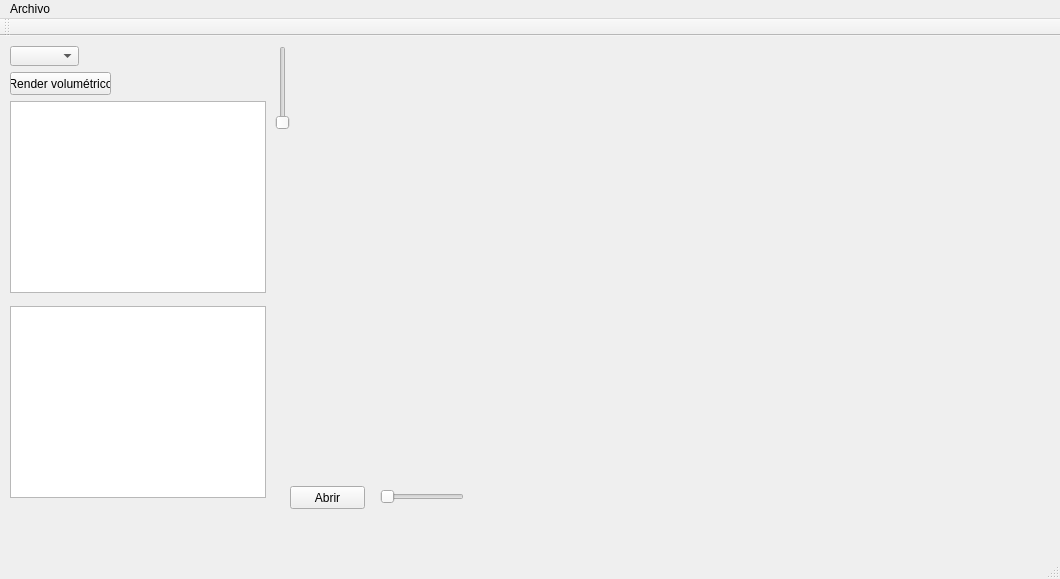
Before: the Qt Designer form bmc/bmc.ui in rics-ucsp/bmc, drawn with Qt 5.
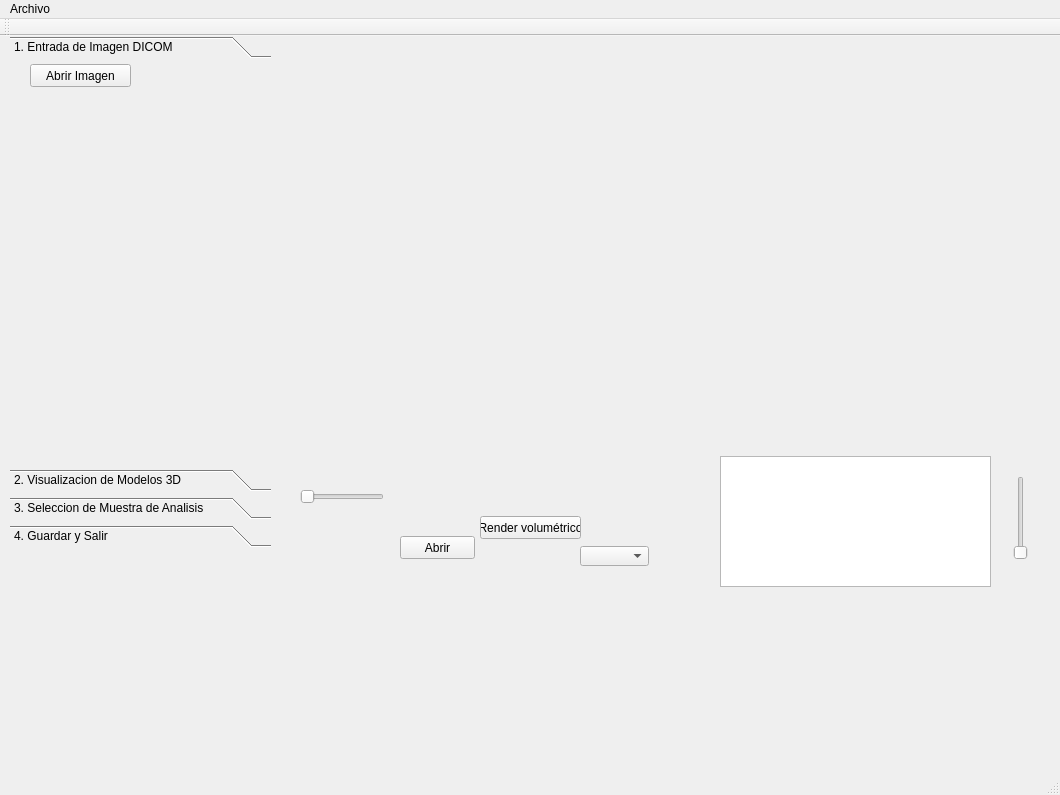
After: the same form once the commit is applied. Icons and pictures are not drawn. Custom widgets are drawn as their Qt base class.

Commit message: adding new widget accordion

What changed in the file:
```diff
--- a/bmc/bmc.ui
+++ b/bmc/bmc.ui
@@ -7,7 +7,7 @@
     <x>0</x>
     <y>0</y>
     <width>1060</width>
-    <height>579</height>
+    <height>795</height>
    </rect>
   </property>
   <property name="windowTitle">
@@ -17,8 +17,8 @@
    <widget class="QComboBox" name="comboBox">
     <property name="geometry">
      <rect>
-      <x>10</x>
-      <y>10</y>
+      <x>580</x>
+      <y>510</y>
       <width>69</width>
       <height>20</height>
      </rect>
@@ -27,8 +27,8 @@
    <widget class="QPushButton" name="pushButton">
     <property name="geometry">
      <rect>
-      <x>10</x>
-      <y>36</y>
+      <x>480</x>
+      <y>480</y>
       <width>101</width>
       <height>23</height>
      </rect>
@@ -40,28 +40,28 @@
    <widget class="QVTKWidget" name="vtkRenderer">
     <property name="geometry">
      <rect>
-      <x>300</x>
-      <y>20</y>
-      <width>751</width>
-      <height>421</height>
+      <x>280</x>
+      <y>0</y>
+      <width>771</width>
+      <height>411</height>
      </rect>
     </property>
    </widget>
    <widget class="QTableWidget" name="tableWidget">
     <property name="geometry">
      <rect>
-      <x>10</x>
-      <y>65</y>
-      <width>256</width>
-      <height>192</height>
+      <x>720</x>
+      <y>420</y>
+      <width>271</width>
+      <height>131</height>
      </rect>
     </property>
    </widget>
    <widget class="QPushButton" name="btnOpenDCMFolder">
     <property name="geometry">
      <rect>
-      <x>290</x>
-      <y>450</y>
+      <x>400</x>
+      <y>500</y>
       <width>75</width>
       <height>23</height>
      </rect>
@@ -73,7 +73,7 @@
    <widget class="QSlider" name="hSliderDCM">
     <property name="geometry">
      <rect>
-      <x>380</x>
+      <x>300</x>
       <y>450</y>
       <width>84</width>
       <height>22</height>
@@ -86,8 +86,8 @@
    <widget class="QSlider" name="verticalSlider">
     <property name="geometry">
      <rect>
-      <x>272</x>
-      <y>10</y>
+      <x>1010</x>
+      <y>440</y>
       <width>22</width>
       <height>84</height>
      </rect>
@@ -96,15 +96,96 @@
      <enum>Qt::Vertical</enum>
     </property>
    </widget>
-   <widget class="QListWidget" name="listWidget">
+   <widget class="QToolBox" name="toolBox">
     <property name="geometry">
      <rect>
       <x>10</x>
-      <y>270</y>
-      <width>256</width>
-      <height>192</height>
+      <y>0</y>
+      <width>261</width>
+      <height>511</height>
      </rect>
     </property>
+    <property name="currentIndex">
+     <number>0</number>
+    </property>
+    <widget class="QWidget" name="page">
+     <property name="geometry">
+      <rect>
+       <x>0</x>
+       <y>0</y>
+       <width>261</width>
+       <height>403</height>
+      </rect>
+     </property>
+     <attribute name="label">
+      <string>1. Entrada de Imagen DICOM</string>
+     </attribute>
+     <widget class="QPushButton" name="pushButton_2">
+      <property name="geometry">
+       <rect>
+        <x>20</x>
+        <y>0</y>
+        <width>101</width>
+        <height>23</height>
+       </rect>
+      </property>
+      <property name="text">
+       <string>Abrir Imagen</string>
+      </property>
+      <property name="icon">
+       <iconset theme="new"/>
+      </property>
+     </widget>
+    </widget>
+    <widget class="QWidget" name="page_2">
+     <property name="geometry">
+      <rect>
+       <x>0</x>
+       <y>0</y>
+       <width>261</width>
+       <height>403</height>
+      </rect>
+     </property>
+     <attribute name="label">
+      <string>2. Visualizacion de Modelos 3D</string>
+     </attribute>
+     <widget class="QListWidget" name="listWidget">
+      <property name="geometry">
+       <rect>
+        <x>0</x>
+        <y>0</y>
+        <width>256</width>
+        <height>192</height>
+       </rect>
+      </property>
+     </widget>
+    </widget>
+    <widget class="QWidget" name="page_3">
+     <property name="geometry">
+      <rect>
+       <x>0</x>
+       <y>0</y>
+       <width>261</width>
+       <height>403</height>
+      </rect>
+     </property>
+     <attribute name="label">
+      <string>3. Seleccion de Muestra de Analisis</string>
+     </attribute>
+    </widget>
+    <widget class="QWidget" name="page_4">
+     <property name="geometry">
+      <rect>
+       <x>0</x>
+       <y>0</y>
+       <width>261</width>
+       <height>403</height>
+      </rect>
+     </property>
+     <attribute name="label">
+      <string>4. Guardar y Salir</string>
+     </attribute>
+    </widget>
    </widget>
   </widget>
   <widget class="QMenuBar" name="menuBar">
```
